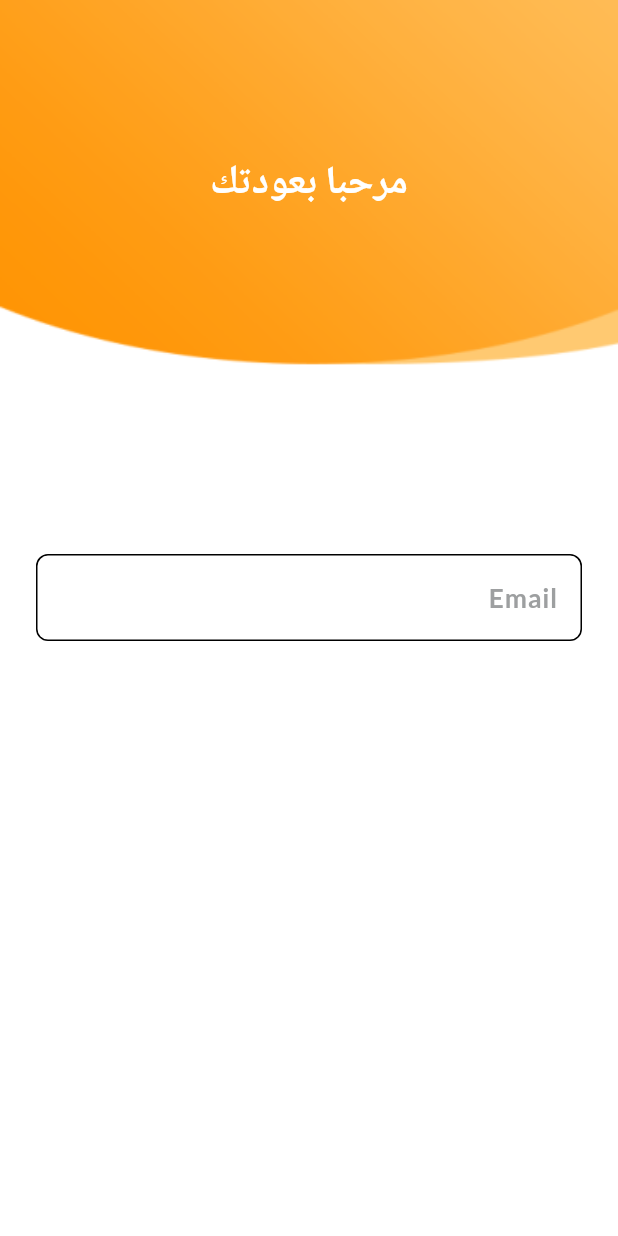
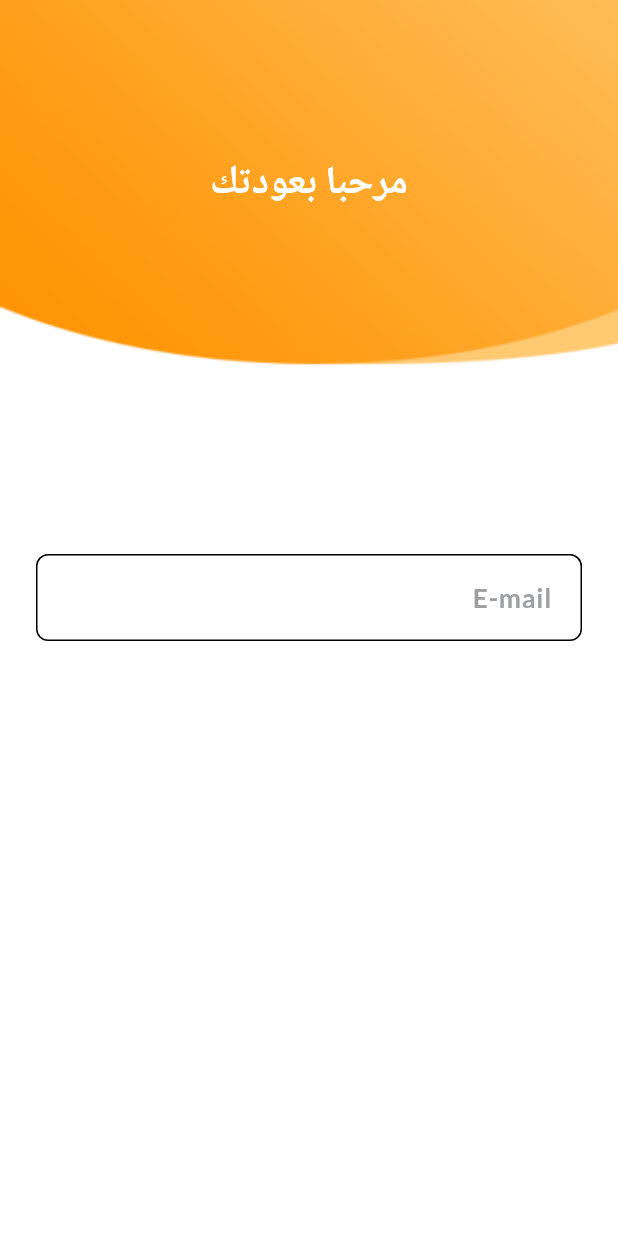
Before and after one commit to H1aitham/Chef-App, a Flutter app: the screen it shows after launch, on a phone screen of 412 x 824 dp. Run offline on Flutter 3.47's test engine with Material 3 defaults, Android fonts, the phone set to English and light mode, and no system bars; our stand-ins replace bloc, dio, flutter_bloc, flutter_screenutil, get_it, google_fonts and 1 more.

Commit message:
CustomTextFormField

```diff
--- /dev/null
+++ b/lib/core/widget/custom_text_form_field.dart
@@ -0,0 +1,40 @@
+import 'package:chef_app/core/utils/app_colors.dart';
+import 'package:flutter/foundation.dart';
+import 'package:flutter/material.dart';
+
+class CustomTextFormField extends StatelessWidget {
+  const CustomTextFormField({
+    super.key,
+    required this.controller,
+    this.hint,
+    this.lable,
+    this.validate,
+    this.isPassword = false,
+    this.icon,
+    this.suffixIcOnPressed,
+  });
+  final TextEditingController controller;
+  final String? hint;
+  final String? lable;
+  final String? Function(String?)? validate;
+  final bool isPassword;
+  final IconData? icon;
+  final VoidCallback? suffixIcOnPressed;
+  @override
+  Widget build(BuildContext context) {
+    return TextFormField(
+      controller: controller,
+      cursorColor: AppColors.primary,
+      validator: validate,
+      obscureText: isPassword,
+      decoration: InputDecoration(
+        suffixIcon: IconButton(
+          onPressed: suffixIcOnPressed,
+          icon: Icon(icon),
+        ),
+        hintText: hint,
+        labelText: lable,
+      ),
+    );
+  }
+}
--- a/lib/features/auth/presentaion/screen/login_screen.dart
+++ b/lib/features/auth/presentaion/screen/login_screen.dart
@@ -3,6 +3,7 @@ import 'package:chef_app/core/utils/app_assets.dart';
 import 'package:chef_app/core/utils/app_colors.dart';
 import 'package:chef_app/core/utils/app_strings.dart';
 import 'package:chef_app/core/widget/custom_image.dart';
+import 'package:chef_app/core/widget/custom_text_form_field.dart';
 import 'package:flutter/material.dart';
 import 'package:flutter_screenutil/flutter_screenutil.dart';
 
@@ -34,13 +35,12 @@ class LoginScreen extends StatelessWidget {
               height: 100.h,
             ),
             Padding(
-              padding: const EdgeInsets.all(24),
+              padding: EdgeInsets.all(24),
               child: Column(
                 children: [
-                  TextFormField(
+                  CustomTextFormField(
                     controller: TextEditingController(),
-                    cursorColor: AppColors.primary,
-                    decoration: const InputDecoration(hintText: 'Email'),
+                    hint: ' E-mail',
                   )
                 ],
               ),
```
